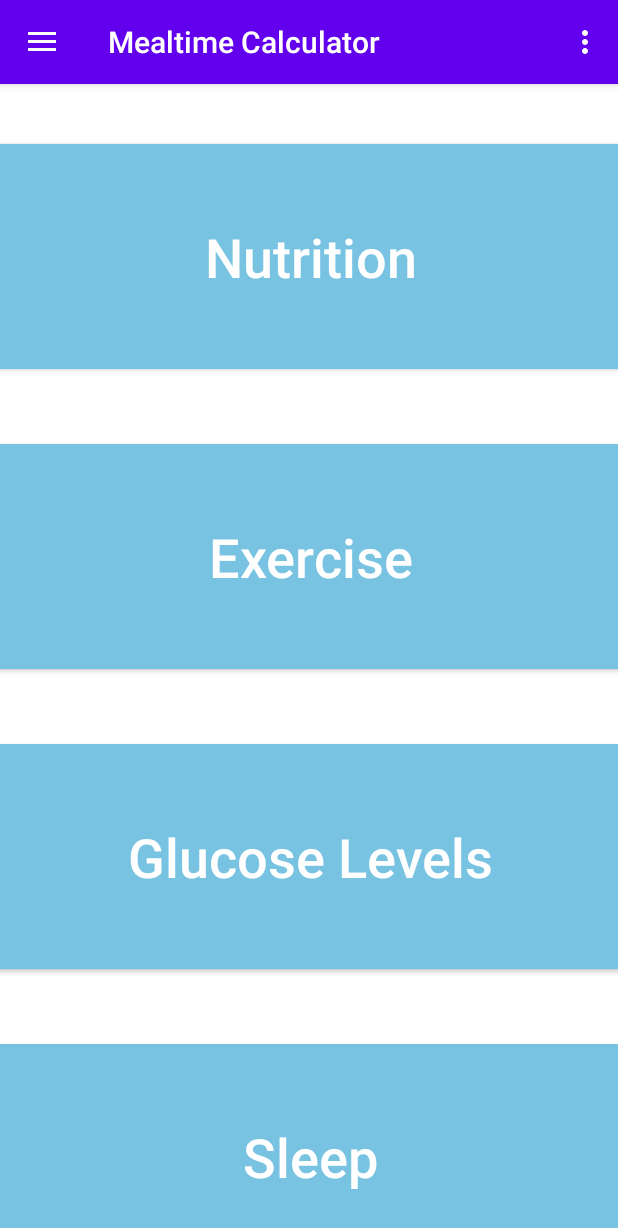
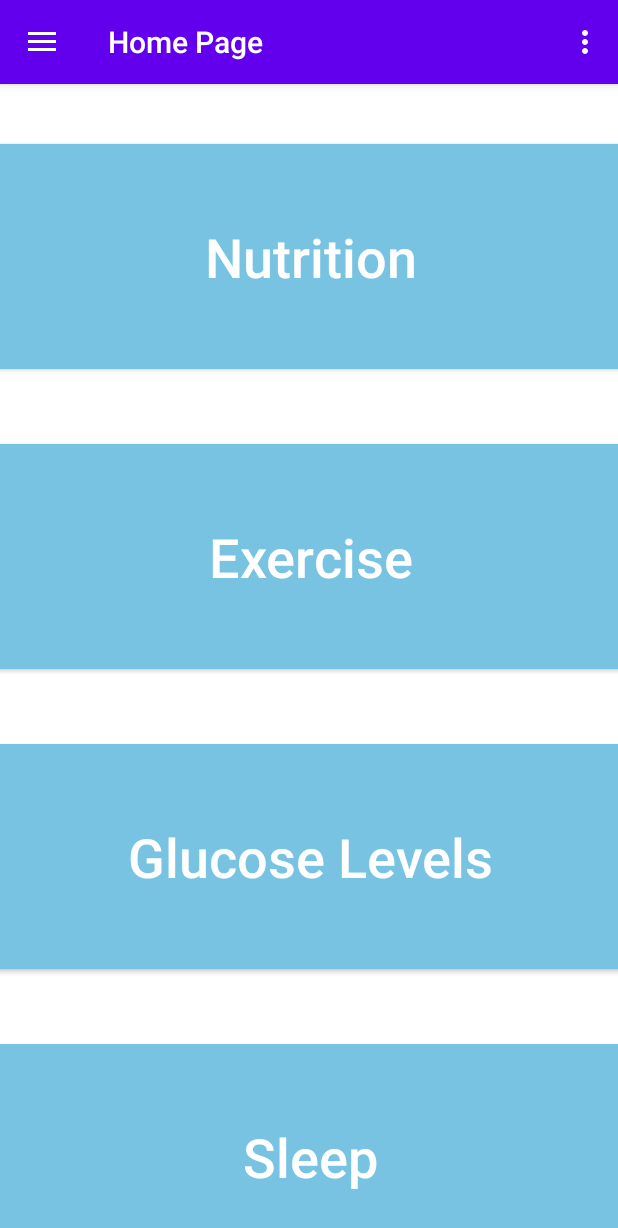
Before and after one commit to Nisarg23/Mealtime-Calculator2, an Android app: the screen it shows after launch (MainActivity), after a tap on "Home", on a phone screen of 412 x 824 dp. Shown: the top 1228 px of the screen. Run offline under Robolectric (Android 15) with nearby library versions, the phone set to English and light mode, and no system bars; our stand-ins replace navigation-ui; 1 other tap on this screen came first.

Commit message:
Clean code

```diff
--- a/app/src/main/java/com/nphq/mealtimecalculator/MainActivity.java
+++ b/app/src/main/java/com/nphq/mealtimecalculator/MainActivity.java
@@ -28,11 +28,12 @@ import java.util.Hashtable;
 
 public class MainActivity extends AppCompatActivity implements
         NavigationView.OnNavigationItemSelectedListener {
-    public DrawerLayout drawer;
+
 
     public ListView mDrawerList;
     public static HashMap<String, Integer> drawable_chest = new HashMap<String, Integer>();
     public static Hashtable<String, Boolean> fragment_selected = new Hashtable<String, Boolean>();
+    public DrawerLayout drawer;
     public static HashMap<String, Integer> drawable_arena = new HashMap<String, Integer>();
 
     private AppBarConfiguration mAppBarConfiguration;
@@ -44,18 +45,9 @@ public class MainActivity extends AppCompatActivity implements
         Toolbar toolbar = findViewById(R.id.toolbar);
         setSupportActionBar(toolbar);
 
+        // custom code for fragment navigation
         drawer = findViewById(R.id.drawer_layout);
-        //mDrawerList = findViewById(R.id.drawer_listview);
-//        NavigationView navigationView = findViewById(R.id.nav_view);
-//        // Passing each menu ID as a set of Ids because each
-//        // menu should be considered as top level destinations.
-//        mAppBarConfiguration = new AppBarConfiguration.Builder(
-//                R.id.nav_my_decks, R.id.nav_meta_decks, R.id.nav_player_info)
-//                .setDrawerLayout(drawer)
-//                .build();
-//        NavController navController = Navigation.findNavController(this, R.id.content_main);
-//        NavigationUI.setupActionBarWithNavController(this, navController, mAppBarConfiguration);
-//        NavigationUI.setupWithNavController(navigationView, navController);
+
         ActionBarDrawerToggle toggle = new ActionBarDrawerToggle(
                 this,drawer,toolbar,R.string.navigation_drawer_open, R.string.navigation_drawer_close);
         drawer.setDrawerListener(toggle);
@@ -68,16 +60,18 @@ public class MainActivity extends AppCompatActivity implements
         getSupportFragmentManager().beginTransaction().add(R.id.content_main,new SlideshowFragment(),"contact").commitNow();
         getSupportFragmentManager().beginTransaction().add(R.id.content_main,new ReminderFragment(),"reminder").commitNow();
 
-
-        Fragment f1 = getSupportFragmentManager().findFragmentByTag("home");
         Fragment f2 = getSupportFragmentManager().findFragmentByTag("stats");
         Fragment f3 = getSupportFragmentManager().findFragmentByTag("contact");
         Fragment f4 = getSupportFragmentManager().findFragmentByTag("reminder");
 
 
+
+
         getSupportFragmentManager().beginTransaction().hide(f2).commitNow();
         getSupportFragmentManager().beginTransaction().hide(f3).commitNow();
         getSupportFragmentManager().beginTransaction().hide(f4).commitNow();
+
+        getSupportActionBar().setTitle("Home Page");
 
 
         fragment_selected.put("home",true);
@@ -92,28 +86,28 @@ public class MainActivity extends AppCompatActivity implements
 
     }
 
-
+    // switches to fragment seclected
     @RequiresApi(api = Build.VERSION_CODES.N)
     public void displaySelectedScreen(int id){
         String tag = "";
-        String select= "";
+
 
         switch (id){
             case R.id.nav_contact:
                 tag = "contact";
-                select = "contact";
+                getSupportActionBar().setTitle("Contact Page");
                 break;
             case R.id.nav_stats:
                 tag = "stats";
-                select = "stats";
+                getSupportActionBar().setTitle("Stats Page");
                 break;
             case R.id.nav_home:
                 tag = "home";
-                select = "home";
+                getSupportActionBar().setTitle("Home Page");
                 break;
             case R.id.nav_reminder:
                 tag = "reminder";
-                select = "reminder";
+                getSupportActionBar().setTitle("Reminder Page");
                 break;
 
         }
--- a/build.gradle
+++ b/build.gradle
@@ -5,7 +5,7 @@ buildscript {
         jcenter()
     }
     dependencies {
-        classpath "com.android.tools.build:gradle:4.0.1"
+        classpath 'com.android.tools.build:gradle:4.1.0'
 
         // NOTE: Do not place your application dependencies here; they belong
         // in the individual module build.gradle files
```
Also changed, not shown: gradle/wrapper/gradle-wrapper.properties.
